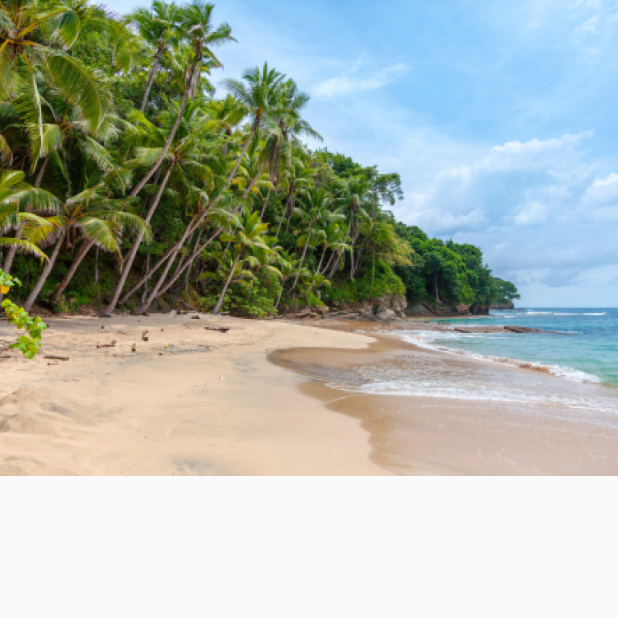
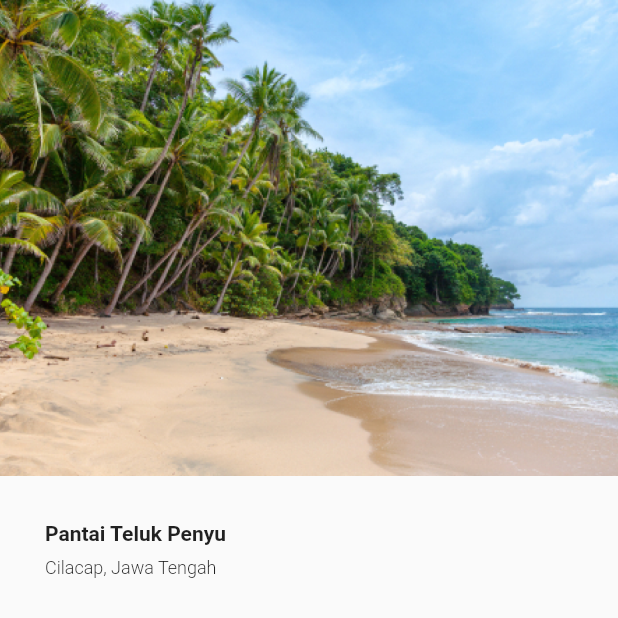
Before and after one commit to haffsriyandrayusuf/bwa_basic, a Flutter app: the screen it shows after launch, on a phone screen of 412 x 824 dp, the top half of it. Run offline on Flutter 3.47's test engine with Material 2 defaults, Android fonts, the phone set to English and light mode, and no system bars.

Commit message:
menambahkan widget column judul

```diff
--- a/lib/home_page.dart
+++ b/lib/home_page.dart
@@ -7,8 +7,47 @@ class HomePage extends StatelessWidget {
   Widget build(BuildContext context) {
     return Scaffold(
       body: SafeArea(
-        child: Image.asset(
-          'assets/image.png',
+        child: Column(
+          crossAxisAlignment: CrossAxisAlignment.start,
+          children: [
+            Image.asset(
+              'assets/image.png',
+            ),
+            SizedBox(
+              height: 30,
+            ),
+            Padding(
+              padding: EdgeInsets.symmetric(
+                horizontal: 30,
+              ),
+              child: Row(
+                children: [
+                  Column(
+                    crossAxisAlignment: CrossAxisAlignment.start,
+                    children: const [
+                      Text(
+                        'Pantai Teluk Penyu',
+                        style: TextStyle(
+                          fontSize: 14,
+                          fontWeight: FontWeight.bold,
+                        ),
+                      ),
+                      SizedBox(
+                        height: 8,
+                      ),
+                      Text(
+                        'Cilacap, Jawa Tengah',
+                        style: TextStyle(
+                          fontSize: 12,
+                          fontWeight: FontWeight.w300,
+                        ),
+                      ),
+                    ],
+                  ),
+                ],
+              ),
+            ),
+          ],
         ),
       ),
     );
```
